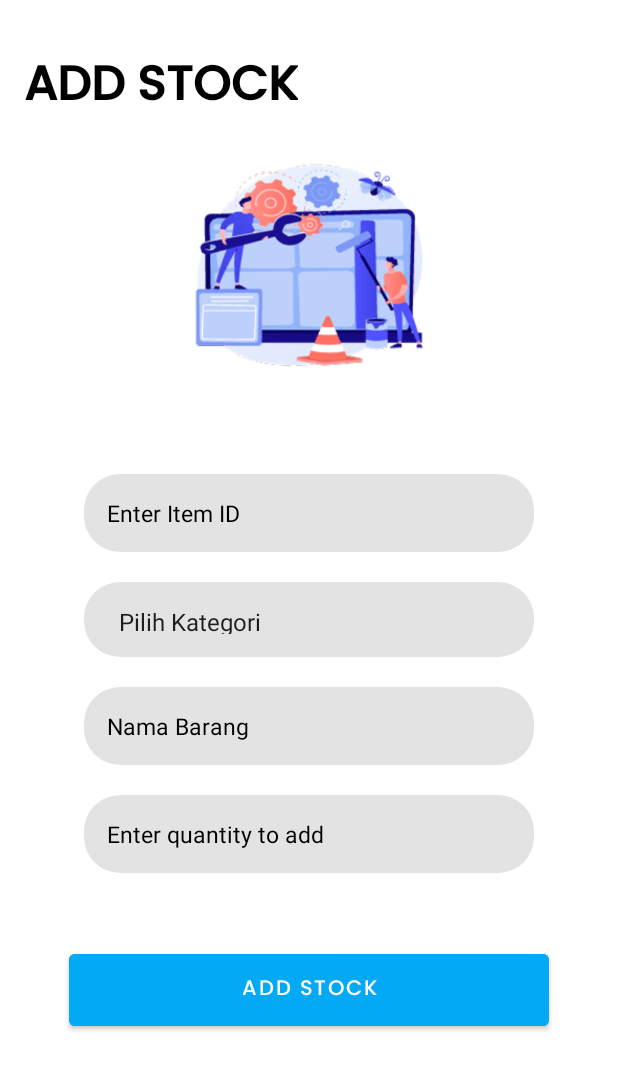
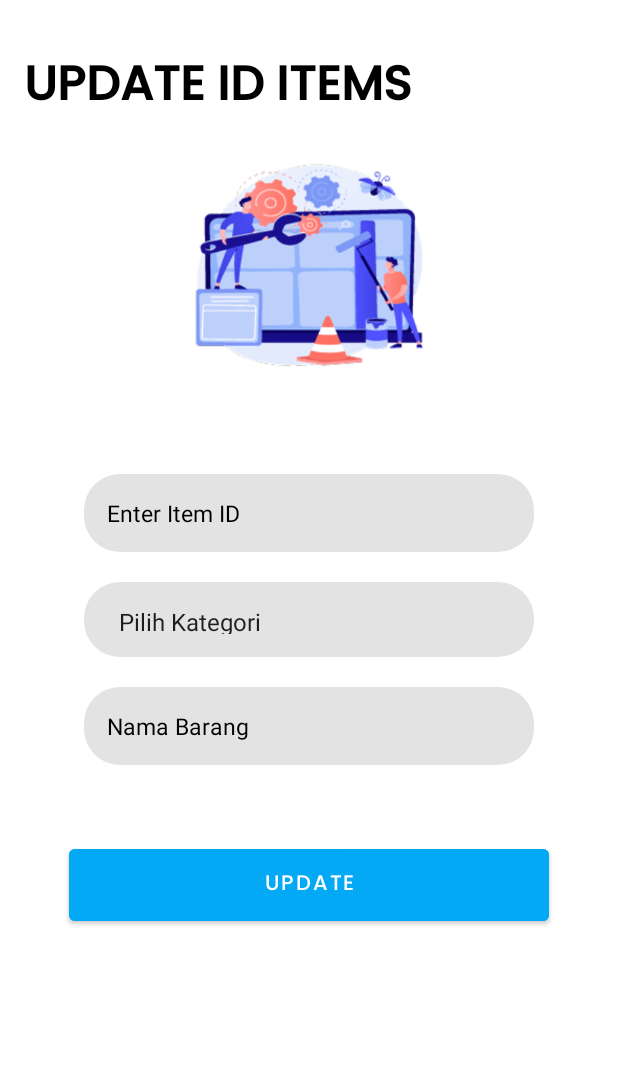
Before and after one commit to Mars0819/FinalProject-2, an Android app: the layout activity_admin_update_id_items.xml on its own in the app's theme, with its tools: preview values and no code run, on a phone screen of 412 x 824 dp. Shown: the top 1070 px of the screen. Run offline under Robolectric (Android 15) with nearby library versions, the phone set to English and light mode, and no system bars.

Commit message:
Update ID Items

```diff
--- a/app/src/main/AndroidManifest.xml
+++ b/app/src/main/AndroidManifest.xml
@@ -91,7 +91,7 @@
                 android:value="" />
         </activity>
         <activity
-            android:name=".Admin.AdminAddStockActivity"
+            android:name=".Admin.AdminUpdateIdItemsActivity"
             android:exported="false">
             <meta-data
                 android:name="android.app.lib_name"
--- a/app/src/main/res/layout/activity_admin.xml
+++ b/app/src/main/res/layout/activity_admin.xml
@@ -34,7 +34,7 @@
         tools:layout_editor_absoluteY="510dp" />
 
     <androidx.appcompat.widget.AppCompatButton
-        android:id="@+id/btnAddStock"
+        android:id="@+id/btnUpdateIdItems"
         app:layout_constraintBottom_toBottomOf="parent"
         app:layout_constraintEnd_toEndOf="parent"
         app:layout_constraintHorizontal_bias="0.0"
@@ -44,7 +44,7 @@
         android:layout_width="match_parent"
         android:layout_height="wrap_content"
         android:background="@drawable/button_color"
-        android:text="@string/txt_add_stock"
+        android:text="@string/txt_update_ID_items"
         android:textColor="@color/white"
         tools:layout_editor_absoluteX="16dp"
         tools:layout_editor_absoluteY="420dp" />
--- a/app/src/main/res/layout/activity_admin_add_stock.xml
+++ b/app/src/main/res/layout/activity_admin_update_id_items.xml
@@ -5,7 +5,7 @@
     android:layout_width="match_parent"
     android:layout_height="match_parent"
     android:padding="16dp"
-    tools:context=".Admin.AdminAddStockActivity">
+    tools:context=".Admin.AdminUpdateIdItemsActivity">
 
     <TextView
         android:id="@+id/tvTittleAddStock"
@@ -13,7 +13,7 @@
         android:layout_height="wrap_content"
         android:layout_marginTop="16dp"
         android:fontFamily="@font/poppinsmedium"
-        android:text="@string/txt_add_stock"
+        android:text="@string/txt_update_ID_items"
         android:textAllCaps="true"
         android:textColor="@color/black"
         android:textSize="32sp"
@@ -36,7 +36,7 @@
         android:layout_height="match_parent"
         android:layout_below="@id/imageAwal"
         android:background="@drawable/shape1"
-        android:backgroundTint="@color/White" >
+        android:backgroundTint="@color/White">
 
 
         <EditText
@@ -84,35 +84,18 @@
             android:textColorHint="@color/Black"
             android:textSize="15dp" />
 
-    <EditText
-        android:id="@+id/etQuantityItem"
-        android:layout_width="match_parent"
-        android:layout_height="wrap_content"
-        android:layout_below="@+id/etNamaBarang"
-        android:layout_marginLeft="40dp"
-        android:layout_marginTop="20dp"
-        android:layout_marginRight="40dp"
-        android:background="@drawable/shape2"
-        android:drawablePadding="40dp"
-        android:hint="@string/txt_enter_quantity_to_add"
-        android:inputType="number"
-        android:padding="15dp"
-        android:textColorHint="@color/Black"
-        android:textSize="15dp"
-        />
-
         <Button
-            android:id="@+id/btnAddStock"
+            android:id="@+id/btnUpdateIdItems"
             android:layout_width="match_parent"
             android:layout_height="wrap_content"
-            android:layout_below="@id/etQuantityItem"
+            android:layout_below="@id/etNamaBarang"
             android:layout_marginLeft="30dp"
-            android:layout_marginTop="48dp"
+            android:layout_marginTop="50dp"
             android:layout_marginRight="30dp"
             android:backgroundTint="@color/primaryColor"
             android:fontFamily="@font/poppinsmedium"
             android:padding="12dp"
-            android:text="Add Stock"
+            android:text="Update"
             android:textColor="@color/White" />
     </RelativeLayout>
 </RelativeLayout>
--- a/app/src/main/res/values/strings.xml
+++ b/app/src/main/res/values/strings.xml
@@ -6,7 +6,7 @@
     <string name="txt_phone_no">Phone No</string>
     <string name="txt_name">Name</string>
     <string name="txt_login_as_staff">Login As Staff</string>
-    <string name="txt_add_stock">Add Stock</string>
+    <string name="txt_update_ID_items">Update ID items</string>
     <string name="txt_login_as_admin">Login As Admin</string>
     <string name="txt_we_wish_you_a_happy_working_day">We wish you a happy working day</string>
     <string name="txt_enter_item_id">Enter Item ID</string>
```
Also changed, not shown: app/src/main/java/com/example/finalproject2/Admin/AdminActivity.java (+2 -5 lines), app/src/main/java/com/example/finalproject2/Admin/AdminAddStockActivity.java (deleted, +0 -39 lines), app/src/main/java/com/example/finalproject2/Admin/AdminUpdateIdItemsActivity.java (added, +40 -0 lines), app/src/main/java/com/example/finalproject2/AdminMain.java (+3 -5 lines).
